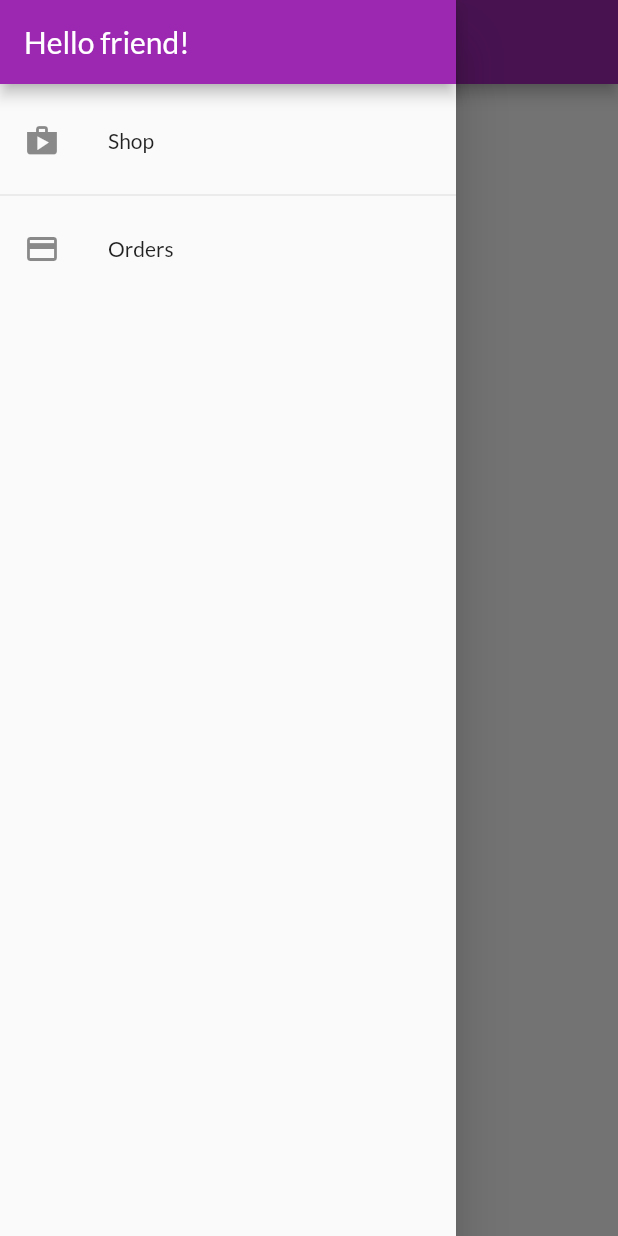
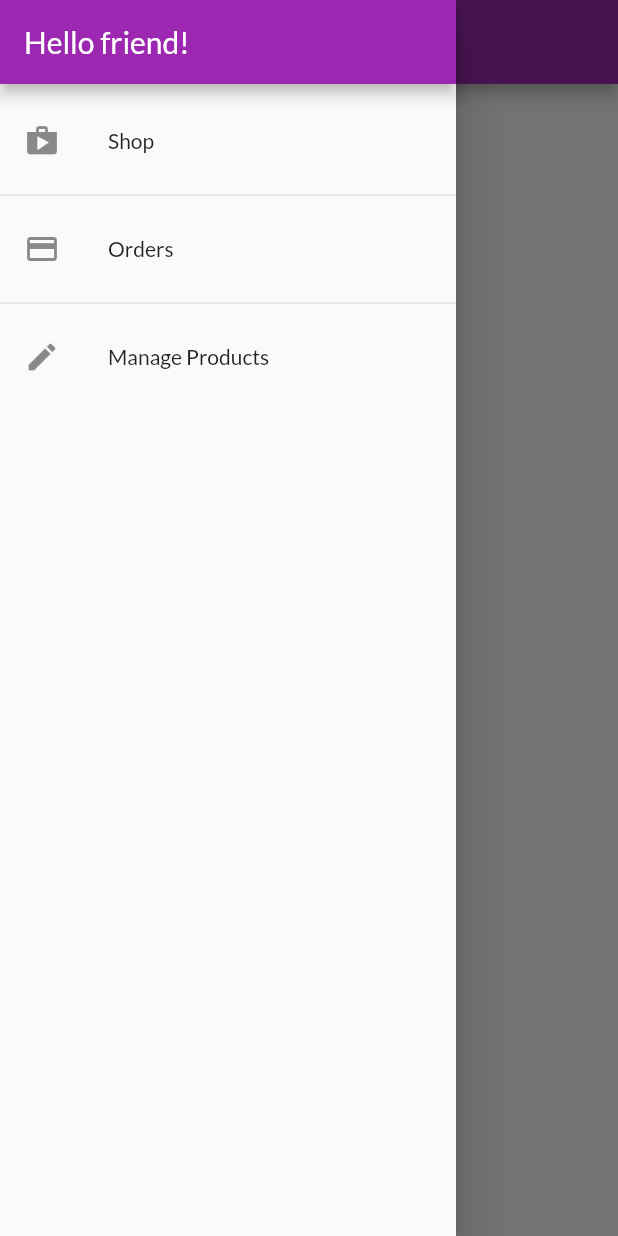
Before and after one commit to samtuga1/shop, a Flutter app: the OrdersScreen screen opened by its route, with the side drawer open, on a phone screen of 412 x 824 dp. Run offline on Flutter 3.47's test engine with Material 2 defaults, Android fonts, the phone set to English and light mode, and no system bars; network calls fail.

Commit message:
Implemented a list tile

```diff
--- a/shop/lib/widgets/AppDrawer.dart
+++ b/shop/lib/widgets/AppDrawer.dart
@@ -1,5 +1,6 @@
 import 'package:flutter/material.dart';
 import 'package:shop/screens/orders.screen.dart';
+import 'package:shop/screens/user_products_screen.dart';
 import '../screens/products_overview_screen.dart';
 
 class AppDrawer extends StatelessWidget {
@@ -33,6 +34,14 @@ class AppDrawer extends StatelessWidget {
               Navigator.of(context)
                   .pushReplacementNamed(OrdersScreen.routeName);
             },
+          ),
+          const Divider(),
+          ListTile(
+            leading: const Icon(Icons.edit),
+            title: const Text('Manage Products'),
+            onTap: () {
+              Navigator.of(context).pushReplacementNamed(UserProductsScreen.id);
+            },
           )
         ],
       ),
```
